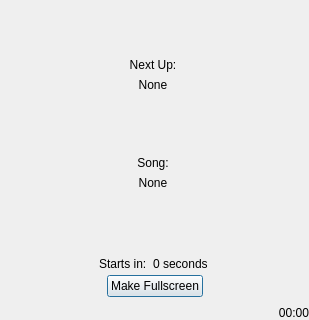
OpenKJ/OpenKJ, file OpenKJ/dlgcdg.ui: the form before one commit; both pictures show x 0 to 309 and y 159 to 479 of the 309 by 479 pixel window.
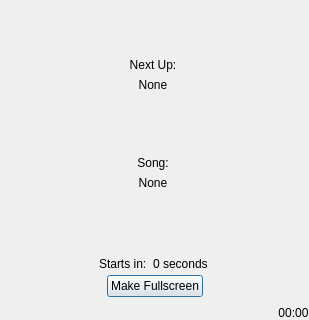
The form after the commit. Custom widgets are drawn as their Qt base class.

Diff of the .ui file:
```diff
--- a/OpenKJ/dlgcdg.ui
+++ b/OpenKJ/dlgcdg.ui
@@ -310,7 +310,7 @@
         <string>00:00</string>
        </property>
        <property name="alignment">
-        <set>Qt::AlignRight|Qt::AlignTop|Qt::AlignTrailing</set>
+        <set>Qt::AlignHCenter|Qt::AlignTop</set>
        </property>
       </widget>
      </item>
```
Left out of the diff: 8 changed lines with no effect on the pictures.
